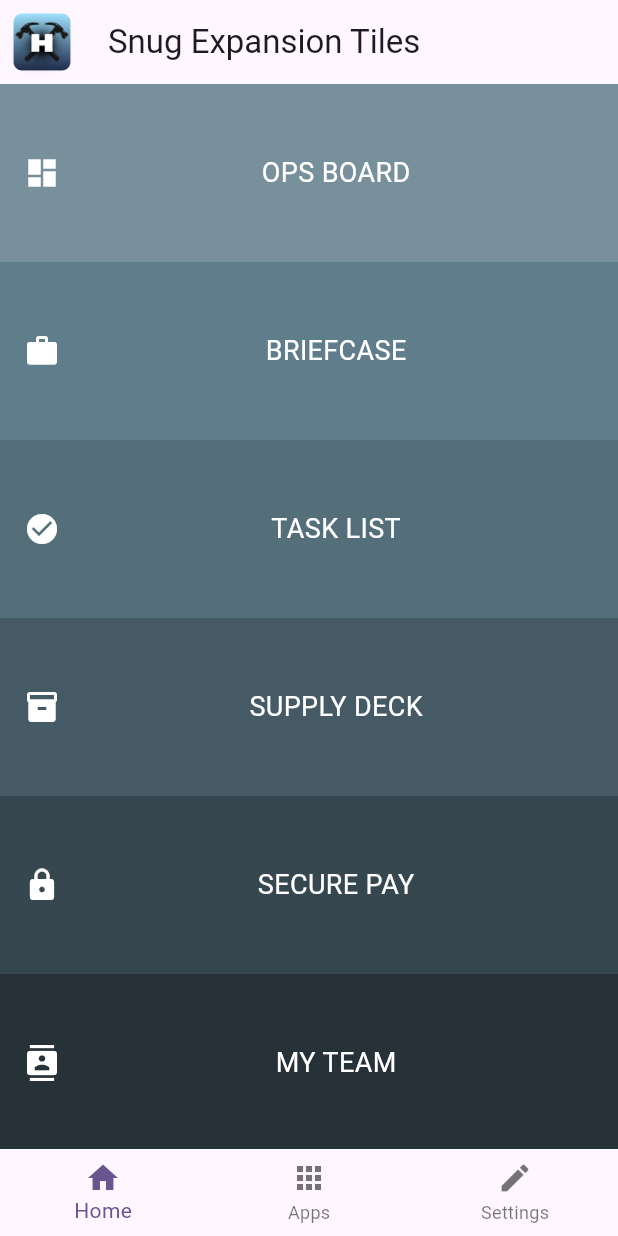
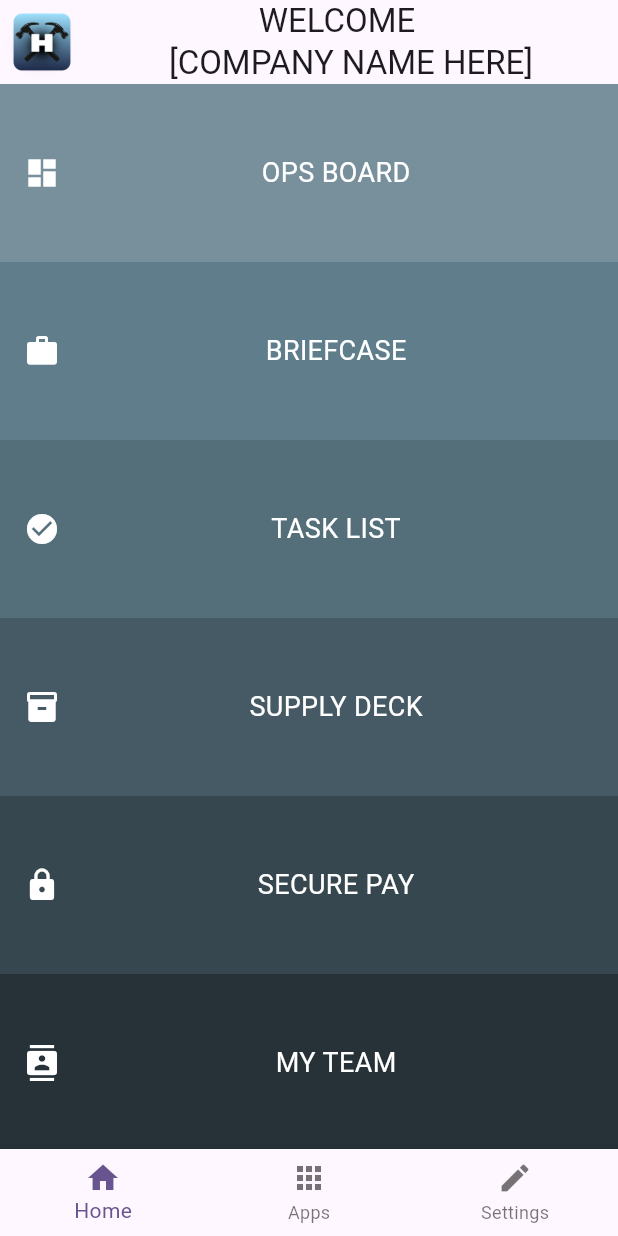
Before and after one commit to LordHandLee/HammerOps, a Flutter app: the MyHomePage screen opened by its route, on a phone screen of 412 x 824 dp. Run offline on Flutter 3.47's test engine with Material 3 defaults, Android fonts, the phone set to English and light mode, and no system bars.

Commit message:
Added welcome company name here to AppBar

```diff
--- a/lib/main.dart
+++ b/lib/main.dart
@@ -145,7 +145,7 @@ class _MyHomePageState extends State<MyHomePage> {
             width: 40,
             height: 40,
           ),
-          title: const Text('Snug Expansion Tiles')),
+          title: Center(child: const Text('\t\t\t\t\t\t\t\t\t\t\tWELCOME\n[COMPANY NAME HERE]'))),
       bottomNavigationBar: BottomNavigationBar(
         items: const [
           BottomNavigationBarItem(icon: Icon(Icons.home), label: 'Home'),
```
